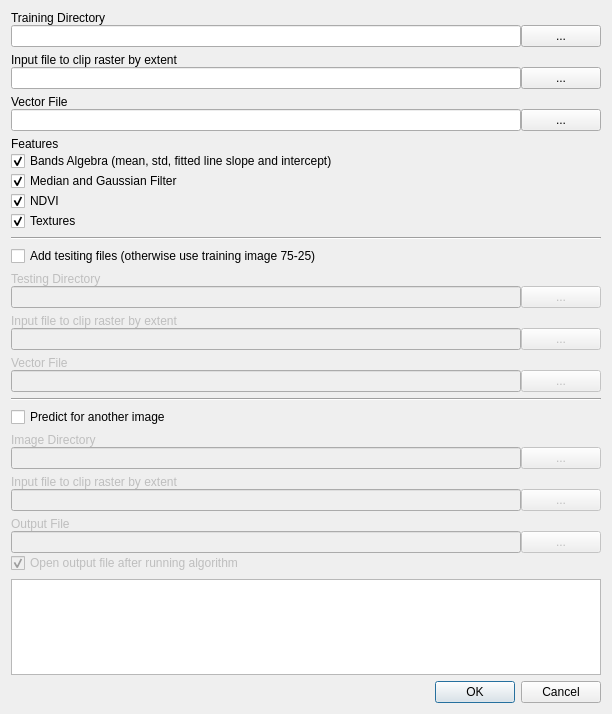
Above: Lumberjack_dialog_base.ui from carobrus/lumberjack_qgis_plugin before the change. Below: the same form after it.
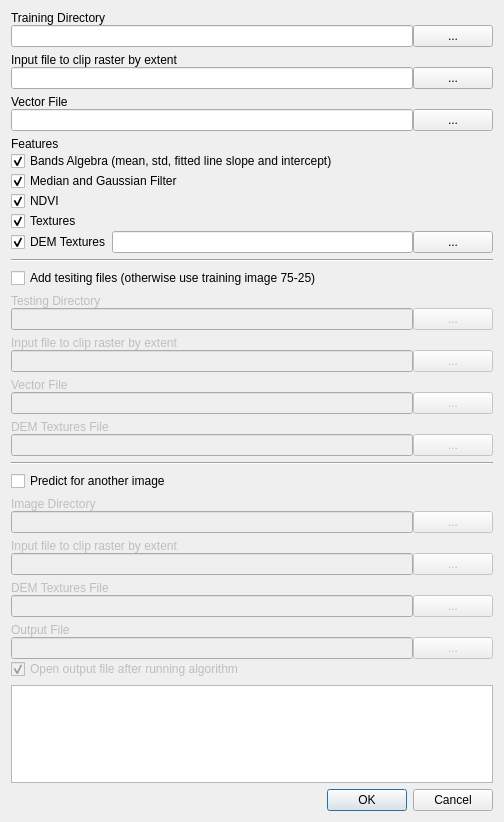
That is the form after the change.

Commit message: Adds the DEM as features

What changed in the file:
```diff
--- a/Lumberjack_dialog_base.ui
+++ b/Lumberjack_dialog_base.ui
@@ -6,14 +6,14 @@
    <rect>
     <x>0</x>
     <y>0</y>
-    <width>612</width>
-    <height>714</height>
+    <width>504</width>
+    <height>822</height>
    </rect>
   </property>
   <property name="minimumSize">
    <size>
-    <width>454</width>
-    <height>699</height>
+    <width>504</width>
+    <height>822</height>
    </size>
   </property>
   <property name="maximumSize">
@@ -26,35 +26,32 @@
    <string>Lumberjack</string>
   </property>
   <layout class="QGridLayout" name="gridLayout">
-   <item row="25" column="0">
-    <layout class="QVBoxLayout" name="verticalLayout_output_file">
+   <item row="13" column="0">
+    <layout class="QVBoxLayout" name="verticalLayout_2">
      <property name="spacing">
       <number>0</number>
      </property>
      <item>
-      <widget class="QLabel" name="label_outputFile">
+      <widget class="QLabel" name="label_dem_testing">
        <property name="enabled">
         <bool>false</bool>
        </property>
        <property name="text">
-        <string>Output File</string>
+        <string>DEM Textures File</string>
        </property>
       </widget>
      </item>
      <item>
-      <layout class="QHBoxLayout" name="horizontalLayout_5">
+      <layout class="QHBoxLayout" name="horizontalLayout_11">
        <item>
-        <widget class="QLineEdit" name="lineEdit_outputFile">
+        <widget class="QLineEdit" name="lineEdit_dem_testing">
          <property name="enabled">
           <bool>false</bool>
          </property>
-         <property name="text">
-          <string/>
-         </property>
         </widget>
        </item>
        <item>
-        <widget class="QPushButton" name="pushButton_outputFile">
+        <widget class="QPushButton" name="pushButton_dem_testing">
          <property name="enabled">
           <bool>false</bool>
          </property>
@@ -65,57 +62,34 @@
        </item>
       </layout>
      </item>
-     <item>
-      <widget class="QCheckBox" name="checkBox_addFile">
-       <property name="enabled">
-        <bool>false</bool>
-       </property>
-       <property name="text">
-        <string>Open output file after running algorithm</string>
-       </property>
-       <property name="checked">
-        <bool>true</bool>
-       </property>
-      </widget>
-     </item>
     </layout>
    </item>
-   <item row="4" column="0">
-    <widget class="Line" name="line">
-     <property name="orientation">
-      <enum>Qt::Horizontal</enum>
-     </property>
-    </widget>
-   </item>
-   <item row="17" column="0">
-    <layout class="QVBoxLayout" name="verticalLayout_img_predict">
+   <item row="9" column="0">
+    <layout class="QVBoxLayout" name="verticalLayout_4">
      <property name="spacing">
       <number>0</number>
      </property>
      <item>
-      <widget class="QLabel" name="label_imageDirectory">
+      <widget class="QLabel" name="label_inputLayerTesting">
        <property name="enabled">
         <bool>false</bool>
        </property>
        <property name="text">
-        <string>Image Directory</string>
+        <string>Input file to clip raster by extent</string>
        </property>
       </widget>
      </item>
      <item>
-      <layout class="QHBoxLayout" name="horizontalLayout">
+      <layout class="QHBoxLayout" name="horizontalLayout_9">
        <item>
-        <widget class="QLineEdit" name="lineEdit_predictionDirectoy">
+        <widget class="QLineEdit" name="lineEdit_inputLayerTesting">
          <property name="enabled">
           <bool>false</bool>
          </property>
-         <property name="clearButtonEnabled">
-          <bool>false</bool>
-         </property>
         </widget>
        </item>
        <item>
-        <widget class="QPushButton" name="pushButton_predictionDirectory">
+        <widget class="QPushButton" name="pushButton_inputLayerTesting">
          <property name="enabled">
           <bool>false</bool>
          </property>
@@ -128,7 +102,7 @@
      </item>
     </layout>
    </item>
-   <item row="34" column="0">
+   <item row="37" column="0">
     <layout class="QVBoxLayout" name="verticalLayout">
      <item>
       <widget class="QDialogButtonBox" name="button_box">
@@ -143,10 +117,13 @@
     </layout>
    </item>
    <item row="3" column="0">
-    <layout class="QVBoxLayout" name="verticalLayout_features" stretch="0,0,0,0,0">
+    <layout class="QVBoxLayout" name="verticalLayout_features" stretch="0,0,0,0,0,0">
      <property name="spacing">
       <number>0</number>
      </property>
+     <property name="sizeConstraint">
+      <enum>QLayout::SetDefaultConstraint</enum>
+     </property>
      <item>
       <widget class="QLabel" name="label_features">
        <property name="text">
@@ -194,31 +171,71 @@
        </property>
       </widget>
      </item>
+     <item>
+      <layout class="QHBoxLayout" name="horizontalLayout_10">
+       <item>
+        <widget class="QCheckBox" name="checkBox_dem">
+         <property name="text">
+          <string>DEM Textures</string>
+         </property>
+         <property name="checked">
+          <bool>true</bool>
+         </property>
+        </widget>
+       </item>
+       <item>
+        <widget class="QLineEdit" name="lineEdit_dem_training">
+         <property name="enabled">
+          <bool>true</bool>
+         </property>
+        </widget>
+       </item>
+       <item>
+        <widget class="QPushButton" name="pushButton_dem_training">
+         <property name="enabled">
+          <bool>true</bool>
+         </property>
+         <property name="text">
+          <string>...</string>
+         </property>
+        </widget>
+       </item>
+      </layout>
+     </item>
     </layout>
    </item>
-   <item row="0" column="0">
-    <layout class="QVBoxLayout" name="verticalLayout_training_directory">
+   <item row="28" column="0">
+    <layout class="QVBoxLayout" name="verticalLayout_output_file">
      <property name="spacing">
       <number>0</number>
      </property>
      <item>
-      <widget class="QLabel" name="label_trainingDirectory">
+      <widget class="QLabel" name="label_outputFile">
+       <property name="enabled">
+        <bool>false</bool>
+       </property>
        <property name="text">
-        <string>Training Directory</string>
+        <string>Output File</string>
        </property>
       </widget>
      </item>
      <item>
-      <layout class="QHBoxLayout" name="horizontalLayout_2">
+      <layout class="QHBoxLayout" name="horizontalLayout_5">
        <item>
-        <widget class="QLineEdit" name="lineEdit_trainingDirectory">
+        <widget class="QLineEdit" name="lineEdit_outputFile">
+         <property name="enabled">
+          <bool>false</bool>
+         </property>
          <property name="text">
           <string/>
          </property>
         </widget>
        </item>
        <item>
-        <widget class="QPushButton" name="pushButton_trainingDirectory">
+        <widget class="QPushButton" name="pushButton_outputFile">
+         <property name="enabled">
+          <bool>false</bool>
+         </property>
          <property name="text">
           <string>...</string>
          </property>
@@ -226,15 +243,69 @@
        </item>
       </layout>
      </item>
+     <item>
+      <widget class="QCheckBox" name="checkBox_addFile">
+       <property name="enabled">
+        <bool>false</bool>
+       </property>
+       <property name="text">
+        <string>Open output file after running algorithm</string>
+       </property>
+       <property name="checked">
+        <bool>true</bool>
+       </property>
+      </widget>
+     </item>
     </layout>
    </item>
-   <item row="14" column="0">
-    <widget class="QCheckBox" name="checkBox_prediction">
-     <property name="text">
-      <string>Predict for another image</string>
+   <item row="4" column="0">
+    <widget class="Line" name="line">
+     <property name="orientation">
+      <enum>Qt::Horizontal</enum>
      </property>
     </widget>
    </item>
+   <item row="19" column="0">
+    <layout class="QVBoxLayout" name="verticalLayout_img_predict">
+     <property name="spacing">
+      <number>0</number>
+     </property>
+     <item>
+      <widget class="QLabel" name="label_imageDirectory">
+       <property name="enabled">
+        <bool>false</bool>
+       </property>
+       <property name="text">
+        <string>Image Directory</string>
+       </property>
+      </widget>
+     </item>
+     <item>
+      <layout class="QHBoxLayout" name="horizontalLayout">
+       <item>
+        <widget class="QLineEdit" name="lineEdit_predictionDirectoy">
+         <property name="enabled">
+          <bool>false</bool>
+         </property>
+         <property name="clearButtonEnabled">
+          <bool>false</bool>
+         </property>
+        </widget>
+       </item>
+       <item>
+        <widget class="QPushButton" name="pushButton_predictionDirectory">
+         <property name="enabled">
+          <bool>false</bool>
+         </property>
+         <property name="text">
+          <string>...</string>
+         </property>
+        </widget>
+       </item>
+      </layout>
+     </item>
+    </layout>
+   </item>
    <item row="1" column="0">
     <layout class="QVBoxLayout" name="verticalLayout_extent_training">
      <property name="spacing">
@@ -267,95 +338,6 @@
      </item>
     </layout>
    </item>
-   <item row="28" column="0">
-    <widget class="QPlainTextEdit" name="plainTextEdit">
-     <property name="font">
-      <font>
-       <family>Courier New</family>
-      </font>
-     </property>
-     <property name="readOnly">
-      <bool>true</bool>
-     </property>
-    </widget>
-   </item>
-   <item row="2" column="0">
-    <layout class="QVBoxLayout" name="verticalLayout_vector_file">
-     <property name="spacing">
-      <number>0</number>
-     </property>
-     <item>
-      <widget class="QLabel" name="label_vectorFile">
-       <property name="text">
-        <string>Vector File</string>
-       </property>
-      </widget>
-     </item>
-     <item>
-      <layout class="QHBoxLayout" name="horizontalLayout_4">
-       <item>
-        <widget class="QLineEdit" name="lineEdit_vectorFile">
-         <property name="text">
-          <string/>
-         </property>
-        </widget>
-       </item>
-       <item>
-        <widget class="QPushButton" name="pushButton_vectorFile">
-         <property name="text">
-          <string>...</string>
-         </property>
-        </widget>
-       </item>
-      </layout>
-     </item>
-    </layout>
-   </item>
-   <item row="20" column="0">
-    <layout class="QVBoxLayout" name="verticalLayout_extent_predict">
-     <property name="spacing">
-      <number>0</number>
-     </property>
-     <item>
-      <widget class="QLabel" name="label_inputLayerPrediction">
-       <property name="enabled">
-        <bool>false</bool>
-       </property>
-       <property name="text">
-        <string>Input file to clip raster by extent</string>
-       </property>
-      </widget>
-     </item>
-     <item>
-      <layout class="QHBoxLayout" name="horizontalLayout_8">
-       <item>
-        <widget class="QLineEdit" name="lineEdit_inputLayerPrediction">
-         <property name="enabled">
-          <bool>false</bool>
-         </property>
-        </widget>
-       </item>
-       <item>
-        <widget class="QPushButton" name="pushButton_inputLayerPrediction">
-         <property name="enabled">
-          <bool>false</bool>
-         </property>
-         <property name="text">
-          <string>...</string>
-         </property>
-        </widget>
-       </item>
-      </layout>
-     </item>
-    </layout>
-   </item>
-   <item row="13" column="0">
-    <widget class="Line" name="line_2">
-     <property name="orientation">
-      <enum>Qt::Horizontal</enum>
-     </property>
-    </widget>
-   </item>
    <item row="5" column="0">
     <layout class="QVBoxLayout" name="verticalLayout_testing_vector">
      <property name="spacing">
@@ -449,13 +431,103 @@
      </item>
     </layout>
    </item>
-   <item row="9" column="0">
-    <layout class="QVBoxLayout" name="verticalLayout_4">
+   <item row="0" column="0">
+    <layout class="QVBoxLayout" name="verticalLayout_training_directory">
      <property name="spacing">
       <number>0</number>
      </property>
      <item>
-      <widget class="QLabel" name="label_inputLayerTesting">
+      <widget class="QLabel" name="label_trainingDirectory">
+       <property name="text">
+        <string>Training Directory</string>
+       </property>
+      </widget>
+     </item>
+     <item>
+      <layout class="QHBoxLayout" name="horizontalLayout_2">
+       <item>
+        <widget class="QLineEdit" name="lineEdit_trainingDirectory">
+         <property name="text">
+          <string/>
+         </property>
+        </widget>
+       </item>
+       <item>
+        <widget class="QPushButton" name="pushButton_trainingDirectory">
+         <property name="text">
+          <string>...</string>
+         </property>
+        </widget>
+       </item>
+      </layout>
+     </item>
+    </layout>
+   </item>
+   <item row="2" column="0">
+    <layout class="QVBoxLayout" name="verticalLayout_vector_file">
+     <property name="spacing">
+      <number>0</number>
+     </property>
+     <item>
+      <widget class="QLabel" name="label_vectorFile">
+       <property name="text">
+        <string>Vector File</string>
+       </property>
+      </widget>
+     </item>
+     <item>
+      <layout class="QHBoxLayout" name="horizontalLayout_4">
+       <item>
+        <widget class="QLineEdit" name="lineEdit_vectorFile">
+         <property name="text">
+          <string/>
+         </property>
+        </widget>
+       </item>
+       <item>
+        <widget class="QPushButton" name="pushButton_vectorFile">
+         <property name="text">
+          <string>...</string>
+         </property>
+        </widget>
+       </item>
+      </layout>
+     </item>
+    </layout>
+   </item>
+   <item row="15" column="0">
+    <widget class="Line" name="line_2">
+     <property name="orientation">
+      <enum>Qt::Horizontal</enum>
+     </property>
+    </widget>
+   </item>
+   <item row="31" column="0">
+    <widget class="QPlainTextEdit" name="plainTextEdit">
+     <property name="font">
+      <font>
+       <family>Courier New</family>
+      </font>
+     </property>
+     <property name="readOnly">
+      <bool>true</bool>
+     </property>
+    </widget>
+   </item>
+   <item row="16" column="0">
+    <widget class="QCheckBox" name="checkBox_prediction">
+     <property name="text">
+      <string>Predict for another image</string>
+     </property>
+    </widget>
+   </item>
+   <item row="22" column="0">
+    <layout class="QVBoxLayout" name="verticalLayout_extent_predict">
+     <property name="spacing">
+      <number>0</number>
+     </property>
+     <item>
+      <widget class="QLabel" name="label_inputLayerPrediction">
        <property name="enabled">
         <bool>false</bool>
        </property>
@@ -465,16 +537,54 @@
       </widget>
      </item>
      <item>
-      <layout class="QHBoxLayout" name="horizontalLayout_9">
+      <layout class="QHBoxLayout" name="horizontalLayout_8">
        <item>
-        <widget class="QLineEdit" name="lineEdit_inputLayerTesting">
+        <widget class="QLineEdit" name="lineEdit_inputLayerPrediction">
          <property name="enabled">
           <bool>false</bool>
          </property>
         </widget>
        </item>
        <item>
-        <widget class="QPushButton" name="pushButton_inputLayerTesting">
+        <widget class="QPushButton" name="pushButton_inputLayerPrediction">
+         <property name="enabled">
+          <bool>false</bool>
+         </property>
+         <property name="text">
+          <string>...</string>
+         </property>
+        </widget>
+       </item>
+      </layout>
+     </item>
+    </layout>
+   </item>
+   <item row="24" column="0">
+    <layout class="QVBoxLayout" name="verticalLayout_5">
+     <property name="spacing">
+      <number>0</number>
+     </property>
+     <item>
+      <widget class="QLabel" name="label_dem_prediction">
+       <property name="enabled">
+        <bool>false</bool>
+       </property>
+       <property name="text">
+        <string>DEM Textures File</string>
+       </property>
+      </widget>
+     </item>
+     <item>
+      <layout class="QHBoxLayout" name="horizontalLayout_12">
+       <item>
+        <widget class="QLineEdit" name="lineEdit_dem_prediction">
+         <property name="enabled">
+          <bool>false</bool>
+         </property>
+        </widget>
+       </item>
+       <item>
+        <widget class="QPushButton" name="pushButton_dem_prediction">
          <property name="enabled">
           <bool>false</bool>
          </property>
```
The commit also changes 3 other files.
